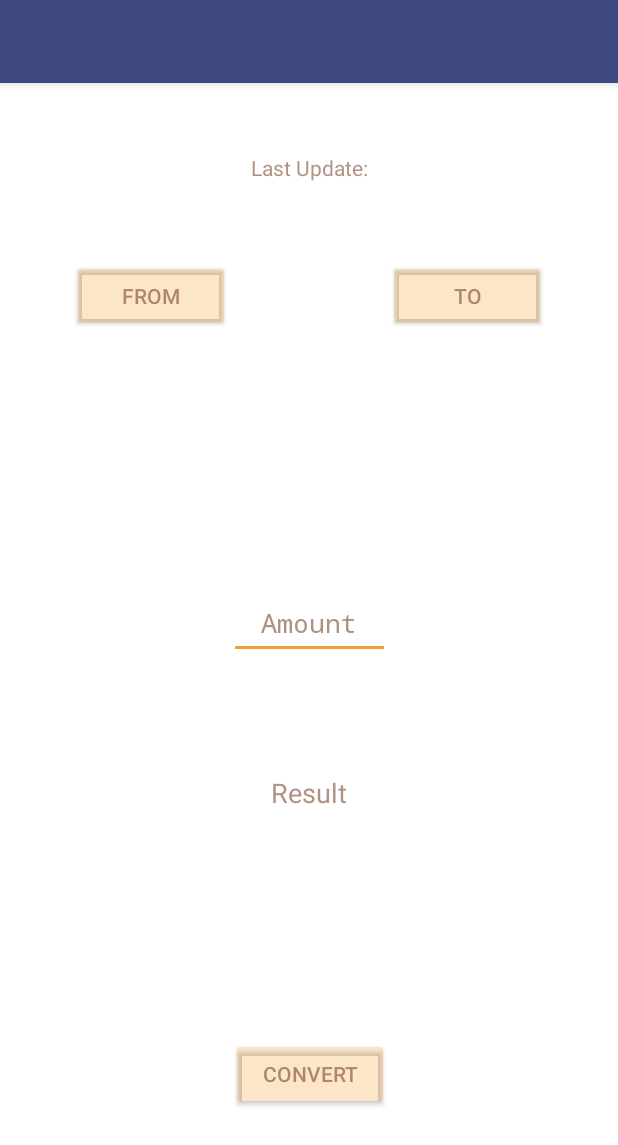
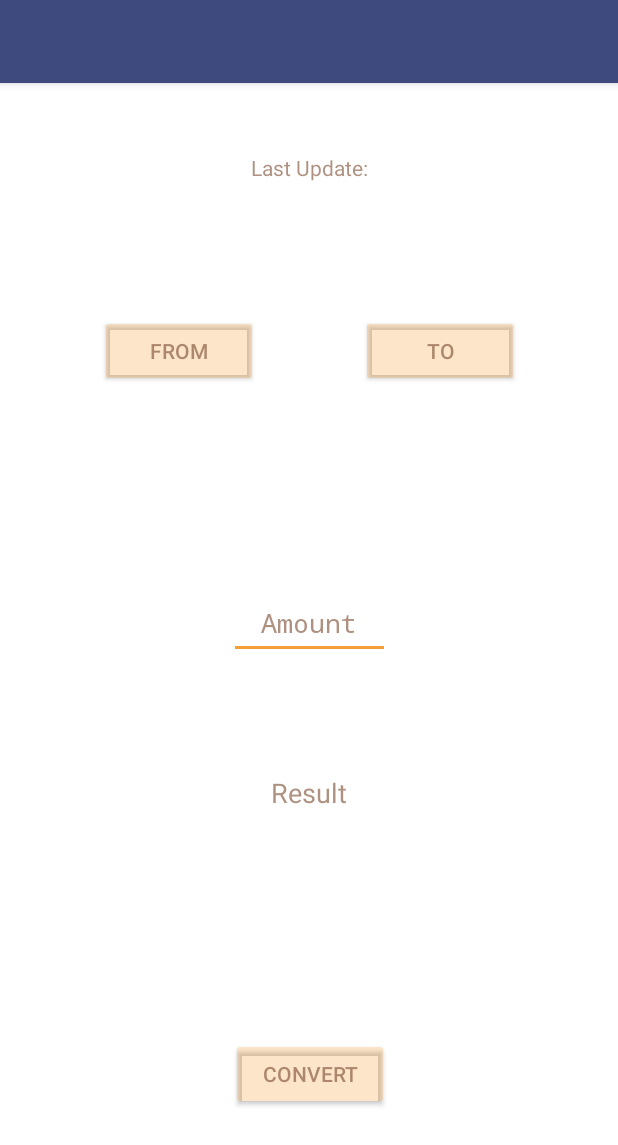
Before and after one commit to DPuddinu/XMLreader, an Android app: the layout activity_main.xml on its own in the app's theme, with its tools: preview values and no code run, on a phone screen of 412 x 824 dp. Shown: the top 1145 px of the screen. Run offline under Robolectric (Android 15) with nearby library versions, the phone set to English and light mode, and no system bars; network calls fail.

Commit message:
update UI

```diff
--- a/app/src/main/java/com/example/dario/xmlreader/MainActivity.java
+++ b/app/src/main/java/com/example/dario/xmlreader/MainActivity.java
@@ -33,13 +33,10 @@ public class MainActivity extends AppCompatActivity {
         uIcontrol.setupUI();
         responseParser.parseDocument(this,mResponse);
         uIcontrol.setupDate();
-        loadFullNames();
         uIcontrol.setupListeners();
+        uIcontrol.setupAdapter();
     }
 
-    private void loadFullNames(){
-
-    }
 
     @Override
     public boolean onCreateOptionsMenu(Menu menu) {
--- /dev/null
+++ b/app/src/main/res/drawable/back.xml
@@ -0,0 +1,5 @@
+<shape xmlns:android="http://schemas.android.com/apk/res/android" android:shape="rectangle" >
+    <solid android:color="@android:color/white" />
+    <stroke android:width="1dip" android:color="#38f1890a"/>
+
+</shape>
--- a/app/src/main/res/layout/activity_main.xml
+++ b/app/src/main/res/layout/activity_main.xml
@@ -4,6 +4,7 @@
     xmlns:tools="http://schemas.android.com/tools"
     android:layout_width="match_parent"
     android:layout_height="match_parent"
+    android:animateLayoutChanges="true"
     android:background="@android:color/background_light"
     tools:context=".MainActivity">
 
@@ -57,29 +58,35 @@
         android:id="@+id/fromButton"
         android:layout_width="105dp"
         android:layout_height="wrap_content"
-        android:layout_marginStart="48dp"
+        android:layout_marginBottom="8dp"
+        android:layout_marginEnd="8dp"
+        android:layout_marginStart="40dp"
         android:layout_marginTop="80dp"
         android:backgroundTint="#38f1890a"
         android:text="@string/inputvalue"
         android:textColor="#a17f5138"
-        app:layout_constraintBottom_toTopOf="@+id/tvRisultato"
+        app:layout_constraintBottom_toTopOf="@+id/guideline3"
+        app:layout_constraintEnd_toStartOf="@+id/guideline9"
         app:layout_constraintStart_toStartOf="parent"
         app:layout_constraintTop_toTopOf="parent"
-        app:layout_constraintVertical_bias="0.245" />
+        app:layout_constraintVertical_bias="1.0" />
 
     <Button
         android:id="@+id/toButton"
         android:layout_width="105dp"
         android:layout_height="wrap_content"
-        android:layout_marginEnd="48dp"
+        android:layout_marginBottom="8dp"
+        android:layout_marginEnd="40dp"
+        android:layout_marginStart="8dp"
         android:layout_marginTop="80dp"
         android:backgroundTint="#38f1890a"
         android:text="@string/outputvalue"
         android:textColor="#a17f5138"
-        app:layout_constraintBottom_toTopOf="@+id/tvRisultato"
+        app:layout_constraintBottom_toTopOf="@+id/guideline3"
         app:layout_constraintEnd_toEndOf="parent"
+        app:layout_constraintStart_toStartOf="@+id/guideline9"
         app:layout_constraintTop_toTopOf="parent"
-        app:layout_constraintVertical_bias="0.245" />
+        app:layout_constraintVertical_bias="1.0" />
 
     <EditText
         android:id="@+id/etQuantita"
@@ -150,4 +157,35 @@
         app:layout_constraintTop_toTopOf="parent"
         app:layout_constraintVertical_bias="0.107" />
 
+    <ListView
+        android:id="@+id/listview1"
+        android:layout_width="178dp"
+        android:layout_height="250dp"
+        android:layout_marginBottom="136dp"
+        android:layout_marginEnd="8dp"
+        android:layout_marginStart="32dp"
+        android:layout_marginTop="8dp"
+        android:background="@android:color/background_light"
+        android:visibility="invisible"
+        app:layout_constraintBottom_toBottomOf="parent"
+        app:layout_constraintEnd_toEndOf="@+id/toButton"
+        app:layout_constraintHorizontal_bias="0.234"
+        app:layout_constraintStart_toStartOf="@+id/fromButton"
+        app:layout_constraintTop_toTopOf="@+id/guideline3"
+        app:layout_constraintVertical_bias="0.0" />
+
+    <android.support.constraint.Guideline
+        android:id="@+id/guideline3"
+        android:layout_width="wrap_content"
+        android:layout_height="wrap_content"
+        android:orientation="horizontal"
+        app:layout_constraintGuide_percent="0.32263514" />
+
+    <android.support.constraint.Guideline
+        android:id="@+id/guideline9"
+        android:layout_width="wrap_content"
+        android:layout_height="wrap_content"
+        android:orientation="vertical"
+        app:layout_constraintGuide_percent="0.5" />
+
 </android.support.constraint.ConstraintLayout>
```
Also changed, not shown: app/src/main/java/com/example/dario/xmlreader/UIcontrol.java (+61 -18 lines), app/src/main/java/com/example/dario/xmlreader/UImodel.java (+26 -15 lines), app/src/main/res/layout/row.xml (added, +9 -0 lines).
